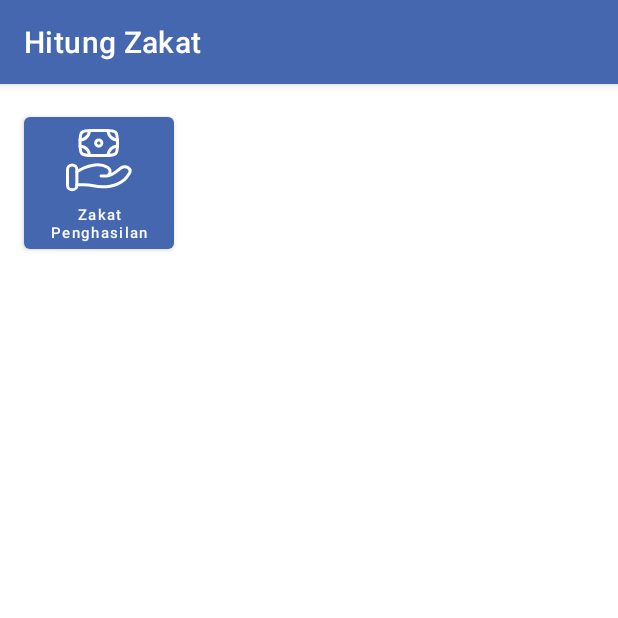
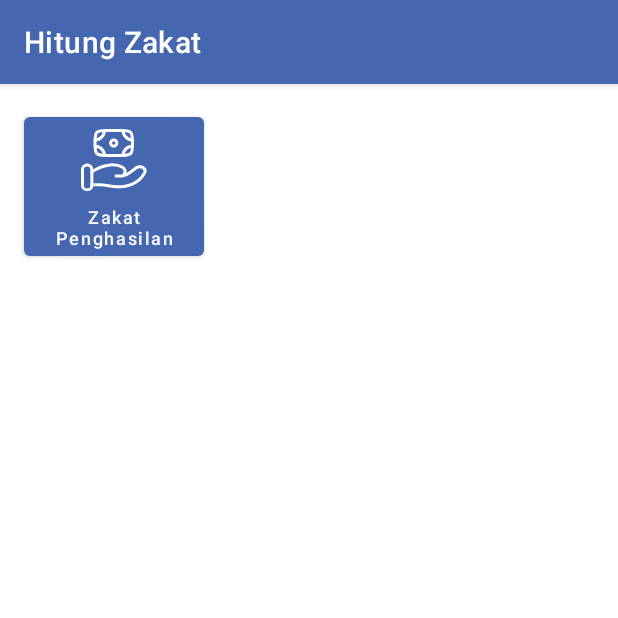
Before and after one commit to hadiansyach/hitung-zakat, an Android app: the screen it shows after launch (MainActivity), on a phone screen of 412 x 824 dp, the top half of it. Run offline under Robolectric (Android 15) with nearby library versions, the phone set to English and light mode, and no system bars.

Commit message:
fix warning

```diff
--- a/app/src/main/res/layout/activity_main.xml
+++ b/app/src/main/res/layout/activity_main.xml
@@ -8,17 +8,17 @@
 
     <Button
         android:id="@+id/btn_zakatPhln"
-        android:layout_width="100dp"
-        android:layout_height="100dp"
+        android:layout_width="120dp"
+        android:layout_height="wrap_content"
         android:layout_marginStart="16dp"
         android:layout_marginTop="16dp"
         android:drawableTop="@drawable/ic_uang"
         android:drawableTint="#FEFEFE"
         android:elevation="20dp"
-        android:textSize="10sp"
+        android:paddingTop="8dp"
         android:text="@string/zakat_penghasilan"
         android:textAllCaps="false"
-        android:paddingTop="8dp"
+        android:textSize="12sp"
         app:layout_constraintStart_toStartOf="parent"
         app:layout_constraintTop_toTopOf="parent" />
 
```
Also changed, not shown: app/build.gradle (+7 -0 lines), 1 other file.
